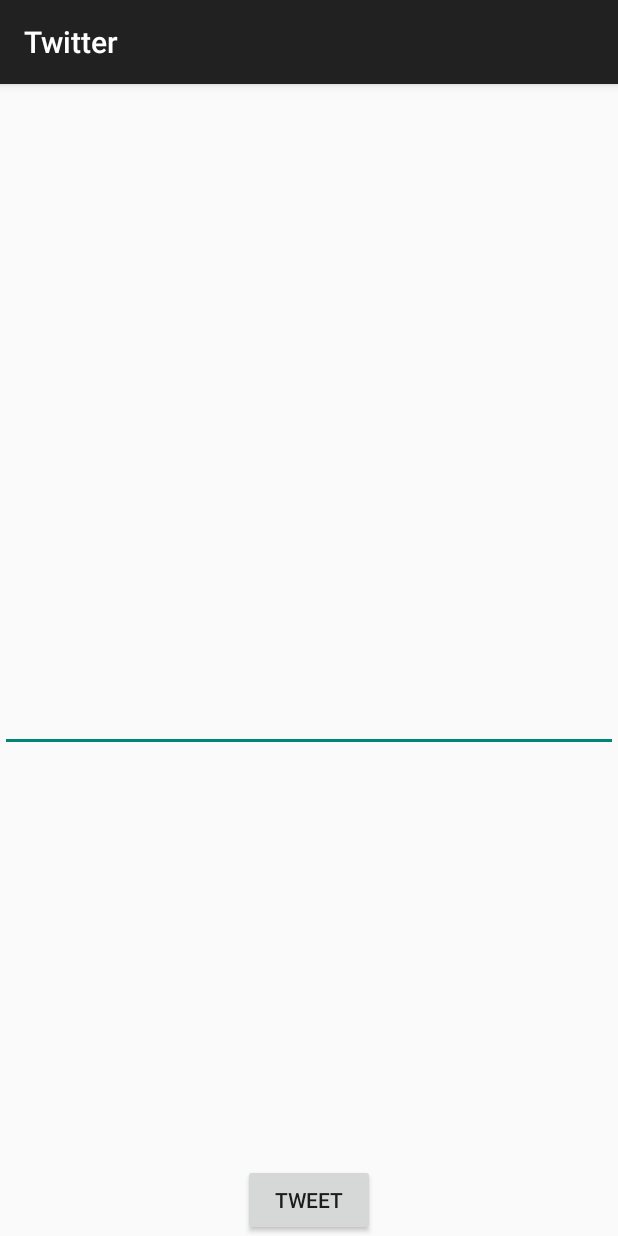
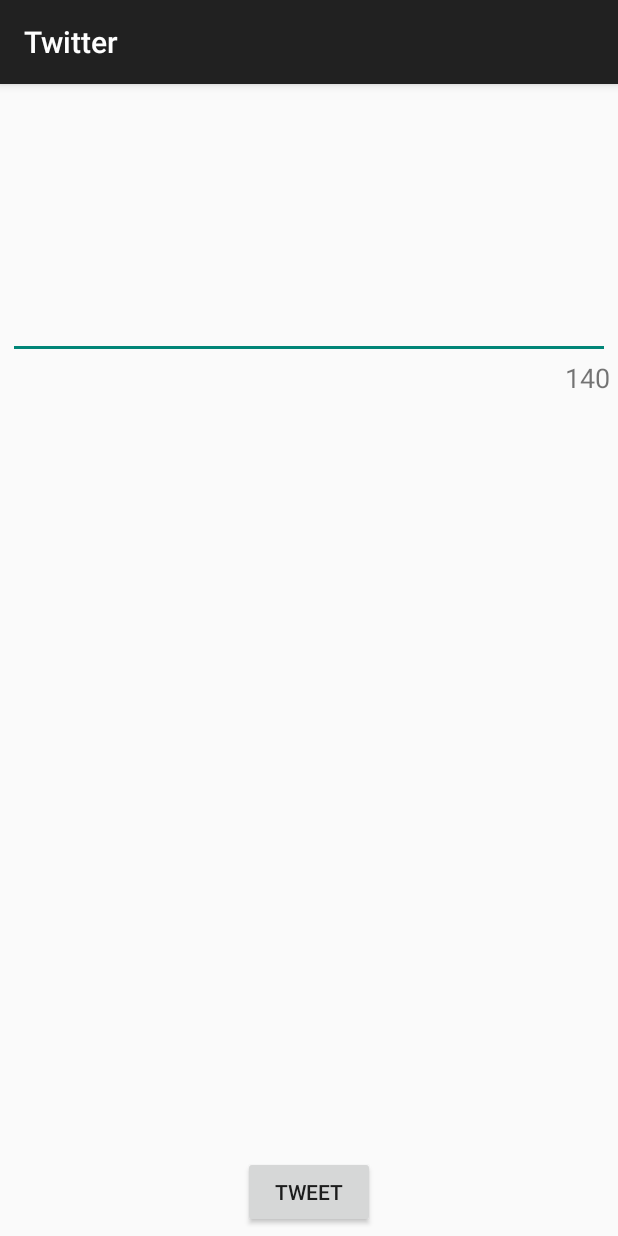
Before and after one commit to jaynicka-arrieta/Twitter, an Android app: the ComposeActivity screen opened directly, with no data from a screen before it, on a phone screen of 412 x 824 dp. Run offline under Robolectric (Android 15) with nearby library versions, the phone set to English and light mode, and no system bars; our stand-ins replace Room's generated code; libraries missing offline, so code that uses them is left out: com.facebook.stetho, com.loopj.android, cz.msebera.android; pictures from the network do not load; 1 statement that could not run was skipped.

Commit message:
color of character count changes if character count drops below 0

```diff
--- a/app/src/main/java/com/codepath/apps/restclienttemplate/ComposeActivity.java
+++ b/app/src/main/java/com/codepath/apps/restclienttemplate/ComposeActivity.java
@@ -1,19 +1,36 @@
 package com.codepath.apps.restclienttemplate;
 
+import android.content.Intent;
+import android.graphics.Color;
 import android.os.Bundle;
 import android.support.v7.app.AppCompatActivity;
+import android.text.Editable;
+import android.text.TextWatcher;
 import android.view.View;
 import android.widget.Button;
 import android.widget.EditText;
+import android.widget.TextView;
+import android.widget.Toast;
 
+import com.codepath.apps.restclienttemplate.models.Tweet;
 import com.loopj.android.http.JsonHttpResponseHandler;
+
+import org.json.JSONObject;
+
+import java.util.ArrayList;
+
+import cz.msebera.android.httpclient.Header;
 
 public class ComposeActivity extends AppCompatActivity {
 
+    TextView tvChar;
     EditText etCompose;
     Button btSubmit;
 
-    private TwitterClient client;
+    TwitterClient client;
+    ArrayList<Tweet> tweets;
+    TweetAdapter tweetAdapter;
+
 
 
     @Override
@@ -21,22 +38,72 @@ public class ComposeActivity extends AppCompatActivity {
         super.onCreate(savedInstanceState);
         setContentView(R.layout.activity_compose);
 
+        //init the arraylist (data source)
+        tweets = new ArrayList<>();
+        //construct adapter from data source
+        tweetAdapter = new TweetAdapter(tweets);
+
         client = TwitterApplication.getRestClient(this);
         etCompose = (EditText) findViewById(R.id.etCompose);
         btSubmit = (Button) findViewById(R.id.btSubmit);
+        tvChar = (TextView) findViewById(R.id.tvChar);
 
+        editTextCounter();
+        sendToTimeline();
+
+    }
+
+    private void sendToTimeline() {
         btSubmit.setOnClickListener(new View.OnClickListener() {
             @Override
             public void onClick(View v) {
                 String message = etCompose.getText().toString();
-                JsonHttpResponseHandler handler = new JsonHttpResponseHandler();
-                client.sendTweet(message, handler);
+                client.sendTweet(message, new JsonHttpResponseHandler() {
+                    @Override
+                    public void onSuccess(int statusCode, Header[] headers, JSONObject response) {
+                        Tweet tweet = new Tweet();
+                        tweets.add(tweet);
+                        tweetAdapter.notifyItemInserted(tweets.size()-1);
+
+                        Intent i = new Intent(getApplicationContext(), TimelineActivity.class);
+                        Toast toast = Toast.makeText(getApplicationContext(), "Successfully tweeted", Toast.LENGTH_SHORT);
+                        View view = toast.getView();
+                        TextView text = (TextView) view.findViewById(android.R.id.message);
+                        text.setTextColor(Color.DKGRAY);
+                        toast.show();
+                        startActivity(i);
+                    }
+                });
+
+            }
+        });
+    }
+
+    private void editTextCounter() {
+        etCompose.addTextChangedListener(new TextWatcher() {
+
+            @Override
+            public void beforeTextChanged(CharSequence s, int start, int count, int after) {
+
+            }
+
+            @Override
+            public void onTextChanged(CharSequence s, int start, int before, int count) {
+                tvChar.setText(String.valueOf(140-etCompose.length()));
+                if (tvChar.getText().toString().equals("-1")) {
+                    tvChar.setTextColor(Color.RED);
+                }
+                if (tvChar.getText().toString().equals("0")) {
+                    tvChar.setTextColor(Color.GRAY);
+                }
+            }
+
+            @Override
+            public void afterTextChanged(Editable s) {
 
             }
         });
     }
 
 
-
-
 }
--- a/app/src/main/java/com/codepath/apps/restclienttemplate/LoginActivity.java
+++ b/app/src/main/java/com/codepath/apps/restclienttemplate/LoginActivity.java
@@ -5,7 +5,6 @@ import android.os.AsyncTask;
 import android.os.Bundle;
 import android.view.Menu;
 import android.view.View;
-import android.widget.Toast;
 
 import com.codepath.apps.restclienttemplate.models.SampleModel;
 import com.codepath.apps.restclienttemplate.models.SampleModelDao;
@@ -45,7 +44,7 @@ public class LoginActivity extends OAuthLoginActionBarActivity<TwitterClient> {
 	// i.e Display application "homepage"
 	@Override
 	public void onLoginSuccess() {
-		Toast.makeText(this, "Success", Toast.LENGTH_SHORT).show();
+		//Toast.makeText(this, "Success", Toast.LENGTH_SHORT).show();
 		Intent i = new Intent(this, TimelineActivity.class);
 		startActivity(i);
 
--- a/app/src/main/java/com/codepath/apps/restclienttemplate/TwitterClient.java
+++ b/app/src/main/java/com/codepath/apps/restclienttemplate/TwitterClient.java
@@ -21,10 +21,12 @@ import com.loopj.android.http.RequestParams;
  * NOTE: You may want to rename this object based on the service i.e TwitterClient or FlickrClient
  *
  */
+
+
 public class TwitterClient extends OAuthBaseClient {
 	public static final BaseApi REST_API_INSTANCE = TwitterApi.instance(); // Change this
 	public static final String REST_URL = "https://api.twitter.com/1.1"; // Change this, base API URL
-	public static final String REST_CONSUMER_KEY = "zFXFYzsX2FZ2O4SCNxSWe9qPZ";       // Change this
+	public static final String REST_CONSUMER_KEY = "zFXFYzsX2FZ2O4SCNxSWe9qPZ";    // Change this
 	public static final String REST_CONSUMER_SECRET = "8qHoBL4wgqFvbj3H2ExLGfcIXLSN6pDFMvZplmUi8mDefVFIpk"; // Change this
 
 	// Landing page to indicate the OAuth flow worked in case Chrome for Android 25+ blocks navigation back to the app.
--- a/app/src/main/res/layout/activity_compose.xml
+++ b/app/src/main/res/layout/activity_compose.xml
@@ -4,12 +4,13 @@
     xmlns:tools="http://schemas.android.com/tools"
     android:layout_width="match_parent"
     android:layout_height="match_parent"
+    android:padding="5dp"
     tools:context=".ComposeActivity">
 
     <EditText
         android:id="@+id/etCompose"
         android:layout_width="match_parent"
-        android:layout_height="445dp"
+        android:layout_height="178dp"
         android:layout_alignParentStart="true"
         android:layout_alignParentTop="true"
         android:gravity="top|left" />
@@ -21,4 +22,13 @@
         android:layout_alignParentBottom="true"
         android:layout_centerHorizontal="true"
         android:text="Tweet" />
+
+    <TextView
+        android:id="@+id/tvChar"
+        android:layout_width="wrap_content"
+        android:layout_height="wrap_content"
+        android:layout_alignParentEnd="true"
+        android:layout_below="@+id/etCompose"
+        android:text="140"
+        android:textSize="18dp"/>
 </RelativeLayout>
```
